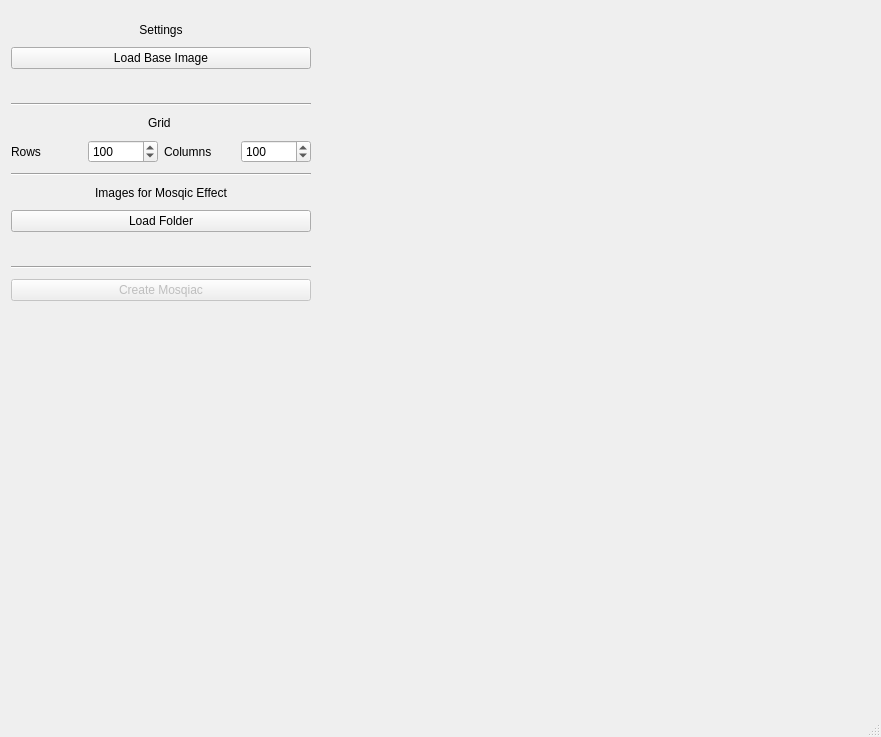
The window that mainwindow.ui (scheckmedia/ImageMosaicWall) describes before a commit, drawn with Qt 5.
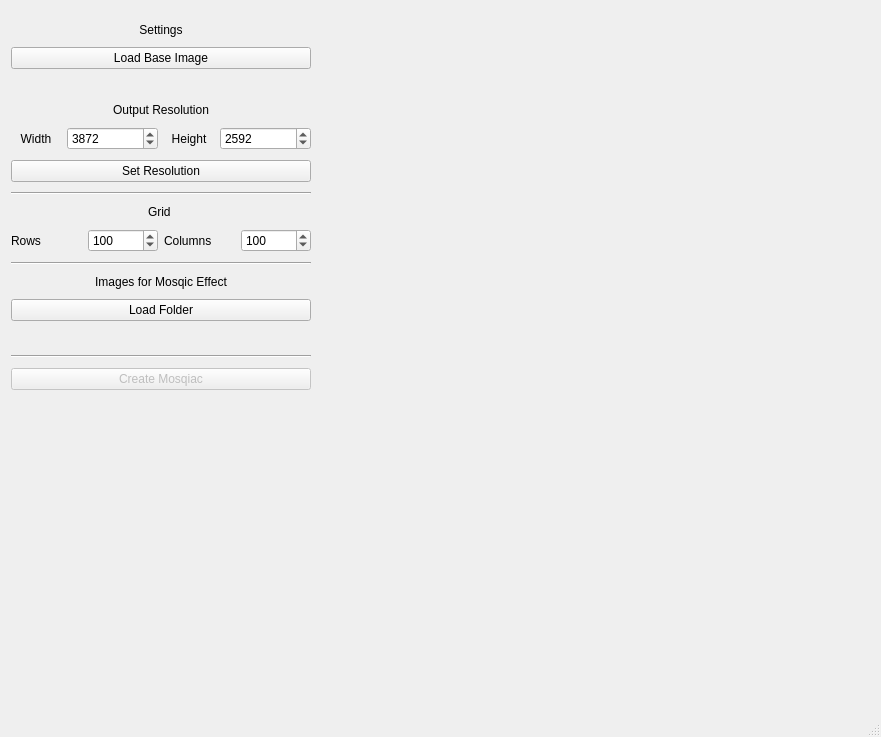
The same window after the commit.

Commit message: added resolution buttons which allows the creation of higher resolution output images

Patch:
```diff
--- a/mainwindow.ui
+++ b/mainwindow.ui
@@ -112,6 +112,106 @@
              </property>
             </widget>
            </item>
+           <item>
+            <widget class="QLabel" name="label_6">
+             <property name="text">
+              <string>Output Resolution</string>
+             </property>
+             <property name="alignment">
+              <set>Qt::AlignCenter</set>
+             </property>
+            </widget>
+           </item>
+           <item>
+            <layout class="QHBoxLayout" name="horizontalLayout_5">
+             <item>
+              <widget class="QLabel" name="label_7">
+               <property name="sizePolicy">
+                <sizepolicy hsizetype="Fixed" vsizetype="Preferred">
+                 <horstretch>0</horstretch>
+                 <verstretch>0</verstretch>
+                </sizepolicy>
+               </property>
+               <property name="minimumSize">
+                <size>
+                 <width>50</width>
+                 <height>0</height>
+                </size>
+               </property>
+               <property name="text">
+                <string>Width</string>
+               </property>
+               <property name="alignment">
+                <set>Qt::AlignCenter</set>
+               </property>
+              </widget>
+             </item>
+             <item>
+              <widget class="QSpinBox" name="sbWidth">
+               <property name="minimum">
+                <number>1</number>
+               </property>
+               <property name="maximum">
+                <number>16512</number>
+               </property>
+               <property name="value">
+                <number>3872</number>
+               </property>
+              </widget>
+             </item>
+             <item>
+              <widget class="QLabel" name="label_8">
+               <property name="sizePolicy">
+                <sizepolicy hsizetype="Fixed" vsizetype="Preferred">
+                 <horstretch>0</horstretch>
+                 <verstretch>0</verstretch>
+                </sizepolicy>
+               </property>
+               <property name="minimumSize">
+                <size>
+                 <width>50</width>
+                 <height>0</height>
+                </size>
+               </property>
+               <property name="baseSize">
+                <size>
+                 <width>100</width>
+                 <height>0</height>
+                </size>
+               </property>
+               <property name="text">
+                <string>Height</string>
+               </property>
+               <property name="alignment">
+                <set>Qt::AlignCenter</set>
+               </property>
+              </widget>
+             </item>
+             <item>
+              <widget class="QSpinBox" name="sbHeight">
+               <property name="maximum">
+                <number>16512</number>
+               </property>
+               <property name="value">
+                <number>2592</number>
+               </property>
+              </widget>
+             </item>
+            </layout>
+           </item>
+           <item>
+            <widget class="QPushButton" name="btnSetResolution">
+             <property name="minimumSize">
+              <size>
+               <width>100</width>
+               <height>0</height>
+              </size>
+             </property>
+             <property name="text">
+              <string>Set Resolution</string>
+             </property>
+            </widget>
+           </item>
            <item>
             <widget class="Line" name="line">
              <property name="orientation">
```
The commit also changes 2 other files.
